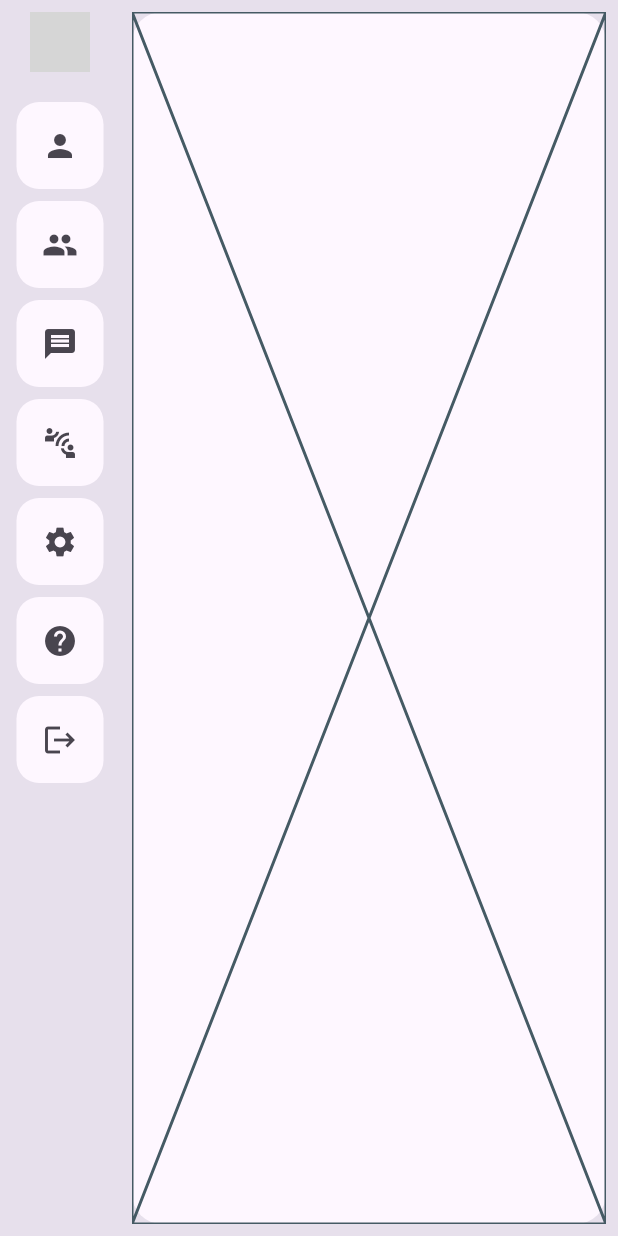
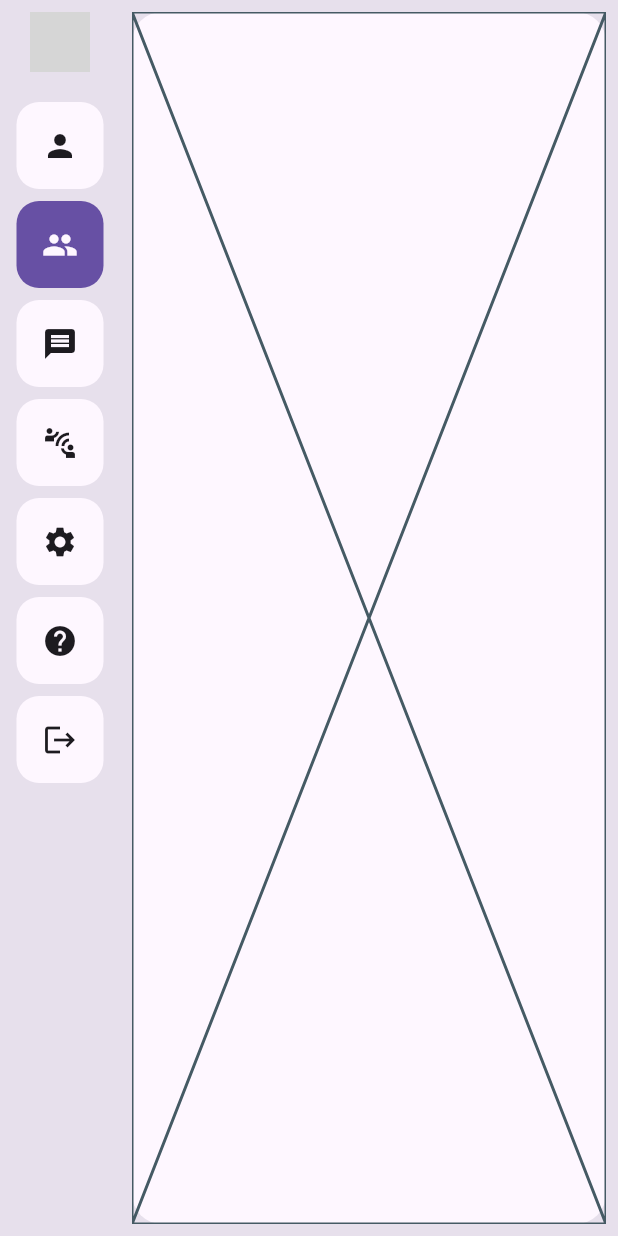
Before and after one commit to alexcao194/trapper, a Flutter app: the HomeScreen screen opened by its route, swiped to page 2, on a phone screen of 412 x 824 dp. Run offline on Flutter 3.47's test engine with Material 3 defaults, Android fonts, the phone set to English and light mode, and no system bars; our stand-ins replace bloc, dartz, dio, equatable, flutter_bloc, get_it and 3 more; accounts and stored records are empty; network calls fail; statements that could not run were skipped; grey boxes are pictures that could not be loaded.

Commit message:
fix color

```diff
--- a/lib/app/presentation/screen/home_screen.dart
+++ b/lib/app/presentation/screen/home_screen.dart
@@ -23,11 +23,19 @@ class HomeScreen extends StatefulWidget {
 
 class _HomeScreenState extends State<HomeScreen>{
   PageController? _pageController;
+  int index = 0;
 
   @override
   void initState() {
     super.initState();
-    _pageController = PageController();
+    _pageController = PageController(
+      initialPage: index,
+    );
+    _pageController?.addListener(() {
+      setState(() {
+        index = _pageController!.page!.round();
+      });
+    });
   }
 
   _go(int index) {
@@ -58,49 +66,56 @@ class _HomeScreenState extends State<HomeScreen>{
                   ),
                 const SizedBox(height: 8),
                 ProfileButton(
-                  icon: const Icon(Icons.person),
+                  isActivated: index == 0,
+                  icon: Icons.person,
                   title: S.current.profile_button,
                   onTap: () {
                     _go(0);
                   },
                 ),
                 ProfileButton(
-                  icon: const Icon(Icons.group),
+                  isActivated: index == 1,
+                  icon: Icons.group,
                   title: S.current.friends_button,
                   onTap: () {
                     _go(1);
                   },
                 ),
                 ProfileButton(
-                  icon: const Icon(Icons.message),
+                  isActivated: false,
+                  icon: Icons.message,
                   title: S.current.messages_button,
                   onTap: () {
                     context.go("/${RoutePath.messages}");
                   },
                 ),
                 ProfileButton(
-                  icon: const Icon(Icons.connect_without_contact),
+                  isActivated: index == 2,
+                  icon: Icons.connect_without_contact,
                   title: S.current.connect_button,
                   onTap: () {
                     _go(2);
                   },
                 ),
                 ProfileButton(
-                  icon: const Icon(Icons.settings),
+                  isActivated: index == 3,
+                  icon: Icons.settings,
                   title: S.current.settings_button,
                   onTap: () {
                     _go(3);
                   },
                 ),
                 ProfileButton(
-                  icon: const Icon(Icons.help),
+                  isActivated: index == 4,
+                  icon: Icons.help,
                   title: S.current.help_button,
                   onTap: () {
                     _go(4);
                   },
                 ),
                 ProfileButton(
-                  icon: const Icon(Icons.logout),
+                  isActivated: false,
+                  icon: Icons.logout,
                   title: S.current.logout_button,
                   onTap: () {
 
--- a/lib/app/presentation/widget/profile_button.dart
+++ b/lib/app/presentation/widget/profile_button.dart
@@ -3,11 +3,17 @@ import 'package:flutter/material.dart';
 import '../../../config/const/dimen.dart';
 
 class ProfileButton extends StatelessWidget {
-  const ProfileButton({super.key, required this.icon, required this.title, required this.onTap});
+  const ProfileButton(
+      {super.key,
+      required this.icon,
+      required this.title,
+      required this.onTap,
+      required this.isActivated});
 
-  final Widget icon;
+  final IconData icon;
   final String title;
   final Function() onTap;
+  final bool isActivated;
 
   @override
   Widget build(BuildContext context) {
@@ -18,16 +24,29 @@ class ProfileButton extends StatelessWidget {
         padding: const EdgeInsets.all(5),
         decoration: BoxDecoration(
           borderRadius: BorderRadius.circular(15),
-          color: Theme.of(context).colorScheme.background,
+          color: isActivated
+              ? Theme.of(context).colorScheme.primary
+              : Theme.of(context).colorScheme.background,
         ),
-        child: size.width > Dimen.mobileWidth ? ListTile(
-          leading: icon,
-          title: Text(title),
-          onTap: onTap,
-        ) : IconButton(
-          icon: icon,
-          onPressed: onTap,
-        ),
+        child: size.width > Dimen.mobileWidth
+            ? ListTile(
+                leading: Icon(icon,
+                    color: isActivated
+                        ? Theme.of(context).colorScheme.background
+                        : Theme.of(context).colorScheme.onBackground),
+                title: Text(title, style: Theme.of(context).textTheme.titleMedium?.copyWith(
+                  color: isActivated
+                      ? Theme.of(context).colorScheme.background
+                      : Theme.of(context).colorScheme.onBackground,
+                )),
+                onTap: onTap,
+              )
+            : IconButton(
+                icon: Icon(icon, color: isActivated
+                    ? Theme.of(context).colorScheme.background
+                    : Theme.of(context).colorScheme.onBackground),
+                onPressed: onTap,
+              ),
       ),
     );
   }
```
